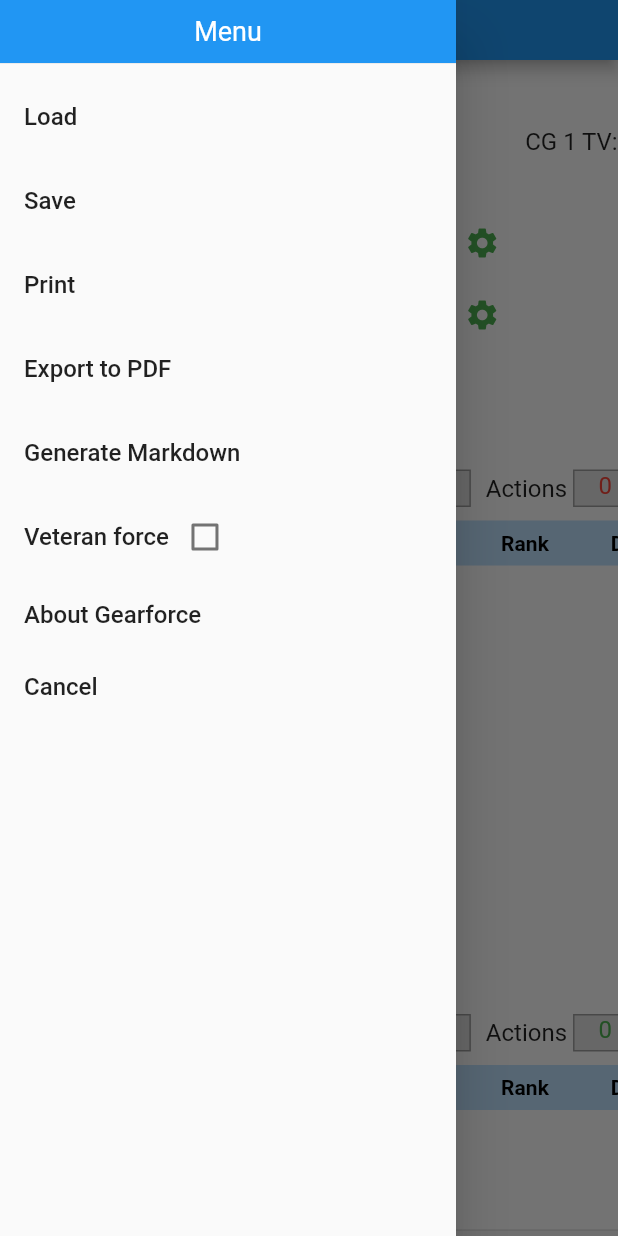
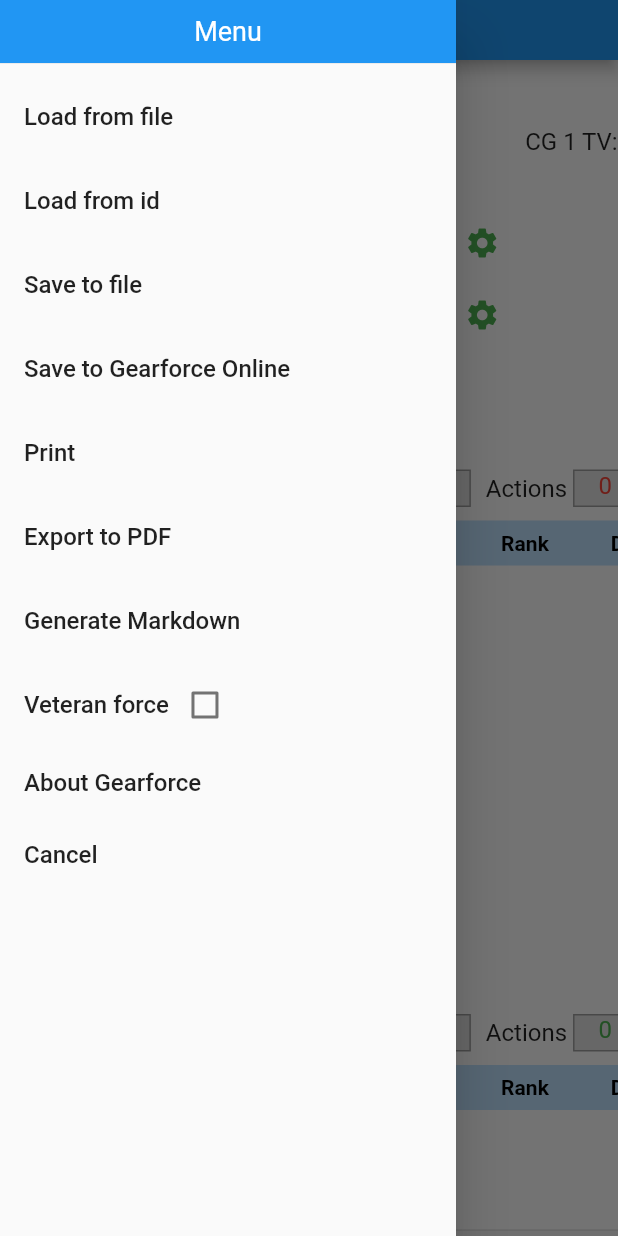
Before and after one commit to Ariemeth/gearforce-flutter, a Flutter app: the screen it shows after launch, with the side drawer open, on a phone screen of 412 x 824 dp. Run offline on Flutter 3.47's test engine with Material 2 defaults, Android fonts, the phone set to English and light mode, and no system bars; our stand-ins replace pdf, printing; missing offline and left inert: file_selector.

Commit message:
now able to save and load via online id

```diff
--- a/lib/main.dart
+++ b/lib/main.dart
@@ -1,19 +1,20 @@
 import 'package:flutter/material.dart';
 import 'package:gearforce/data/data.dart';
 import 'package:gearforce/screens/roster/roster.dart';
+import 'package:gearforce/widgets/roster_id.dart';
 import 'package:gearforce/widgets/settings.dart';
 import 'package:provider/provider.dart';
 
 void main() {
   WidgetsFlutterBinding.ensureInitialized();
-  // final myUrl = Uri.base.toString();
-  // print('Url: $myUrl');
-  // final p1 = Uri.base.queryParameters['para1'];
-  // final p2 = Uri.base.queryParameters['para2'];
-  // print('p1: $p1');
-  // print('p2: $p2');
-  // final path = Uri.base.path;
-  // print('path: ${path.substring(1)}');
+  //final myUrl = Uri.base.toString();
+
+  final idParam = Uri.base.queryParameters['id'];
+
+  if (idParam != null && idParam.isNotEmpty) {
+    print('id: $idParam');
+  }
+
   var data = Data();
   data.load().whenComplete(() {
     runApp(MultiProvider(
@@ -21,15 +22,20 @@ void main() {
         Provider(create: (_) => data),
         Provider(create: (_) => Settings()),
       ],
-      child: GearForce(data: data),
+      child: GearForce(data: data, rosterId: RosterId(idParam)),
     ));
   });
 }
 
 class GearForce extends StatefulWidget {
-  const GearForce({Key? key, required this.data}) : super(key: key);
+  const GearForce({
+    Key? key,
+    required this.data,
+    required this.rosterId,
+  }) : super(key: key);
 
   final Data data;
+  final RosterId rosterId;
   @override
   _GearForceState createState() => _GearForceState();
 }
@@ -47,6 +53,7 @@ class _GearForceState extends State<GearForce> {
       home: RosterWidget(
         title: 'Gearforce',
         data: widget.data,
+        rosterId: widget.rosterId,
       ),
     );
   }
--- a/lib/models/roster/roster.dart
+++ b/lib/models/roster/roster.dart
@@ -205,7 +205,7 @@ class UnitRoster extends ChangeNotifier {
     ur._combatGroups.clear();
     ur._isEliteForce =
         json['isEliteForce'] != null ? json['isEliteForce'] as bool : false;
-    ur._totalCreated = json['totalCreated'] as int;
+
     var decodedCG = json['cgs'];
     decodedCG
         .map((e) => CombatGroup.fromJson(
@@ -239,6 +239,7 @@ class UnitRoster extends ChangeNotifier {
     } catch (e) {
       print('Error loading force leader: $e');
     }
+    ur._totalCreated = json['totalCreated'] as int;
     ur.validate(ur.rulesetNotifer.value);
 
     return ur;
--- a/lib/screens/roster/roster.dart
+++ b/lib/screens/roster/roster.dart
@@ -4,10 +4,14 @@ import 'package:gearforce/data/data.dart';
 import 'package:gearforce/models/roster/roster.dart';
 import 'package:gearforce/screens/roster/filehandler/downloader.dart';
 import 'package:gearforce/screens/roster/filehandler/uploader.dart';
+import 'package:gearforce/screens/roster/input_roster_id.dart';
 import 'package:gearforce/screens/roster/markdown.dart';
 import 'package:gearforce/screens/roster/pdf/pdf.dart';
 import 'package:gearforce/screens/roster/roster_display.dart';
+import 'package:gearforce/screens/roster/show_roster_id.dart';
 import 'package:gearforce/screens/unitSelector/unit_selection.dart';
+import 'package:gearforce/widgets/api/api_service.dart';
+import 'package:gearforce/widgets/roster_id.dart';
 import 'package:provider/provider.dart';
 import 'package:url_launcher/url_launcher_string.dart';
 
@@ -24,10 +28,12 @@ class RosterWidget extends StatefulWidget {
     Key? key,
     required this.title,
     required this.data,
+    required this.rosterId,
   }) : super(key: key);
 
   final String? title;
   final Data data;
+  final RosterId rosterId;
   final hScrollController = ScrollController();
 
   @override
@@ -39,8 +45,24 @@ class _RosterWidgetState extends State<RosterWidget> {
 
   @override
   void initState() {
+    super.initState();
+
     roster = UnitRoster(widget.data);
-    super.initState();
+    _loadRoster();
+  }
+
+  void _loadRoster() async {
+    if (widget.rosterId.Id == null) {
+      return;
+    }
+
+    final loadedRoster = await await ApiService.getRoster(
+      widget.data,
+      widget.rosterId.Id!,
+    );
+    if (loadedRoster != null) {
+      roster.copyFrom(loadedRoster);
+    }
   }
 
   @override
@@ -102,7 +124,7 @@ class _RosterWidgetState extends State<RosterWidget> {
             ),
             ListTile(
               title: Text(
-                'Load',
+                'Load from file',
                 style: TextStyle(fontSize: 16),
               ),
               onTap: () async {
@@ -117,13 +139,40 @@ class _RosterWidgetState extends State<RosterWidget> {
             ),
             ListTile(
               title: Text(
-                'Save',
+                'Load from id',
+                style: TextStyle(fontSize: 16),
+              ),
+              onTap: () async {
+                final loadedRoster = await showInputRosterId(context, data);
+                if (loadedRoster != null) {
+                  setState(() {
+                    roster.copyFrom(loadedRoster);
+                  });
+                }
+                Navigator.pop(context);
+              },
+            ),
+            ListTile(
+              title: Text(
+                'Save to file',
                 style: TextStyle(
                   fontSize: 16,
                 ),
               ),
               onTap: () async {
                 downloadRoster(roster);
+                Navigator.pop(context);
+              },
+            ),
+            ListTile(
+              title: Text(
+                'Save to Gearforce Online',
+                style: TextStyle(
+                  fontSize: 16,
+                ),
+              ),
+              onTap: () async {
+                await showRosterIdDialog(context, roster);
                 Navigator.pop(context);
               },
             ),
--- /dev/null
+++ b/lib/widgets/roster_id.dart
@@ -0,0 +1,4 @@
+class RosterId {
+  const RosterId(this.Id);
+  final String? Id;
+}
--- a/pubspec.yaml
+++ b/pubspec.yaml
@@ -34,6 +34,7 @@ dependencies:
   printing: ^5.11.0
   url_launcher: ^6.1.11
   file_selector: ^1.0.0
+  http: ^1.1.0
 
 dev_dependencies:
   flutter_test:
```
Also changed, not shown: lib/screens/roster/input_roster_id.dart (added, +65 -0 lines), lib/screens/roster/show_roster_id.dart (added, +97 -0 lines), lib/widgets/api/api_service.dart (added, +50 -0 lines), pubspec.lock.
